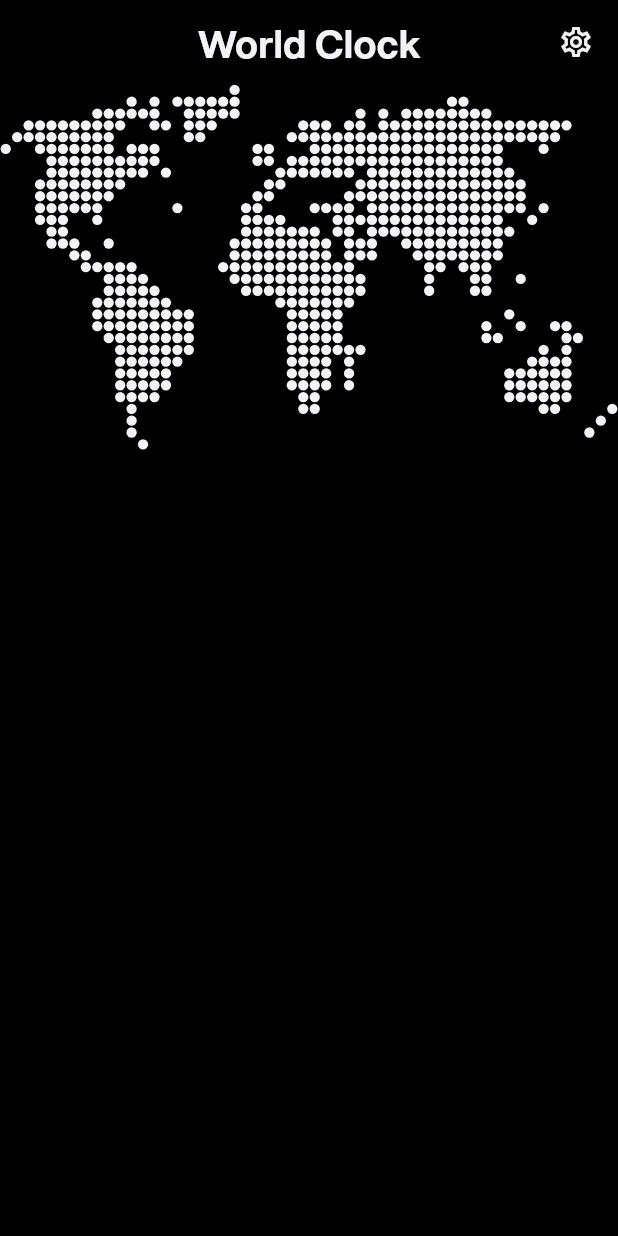
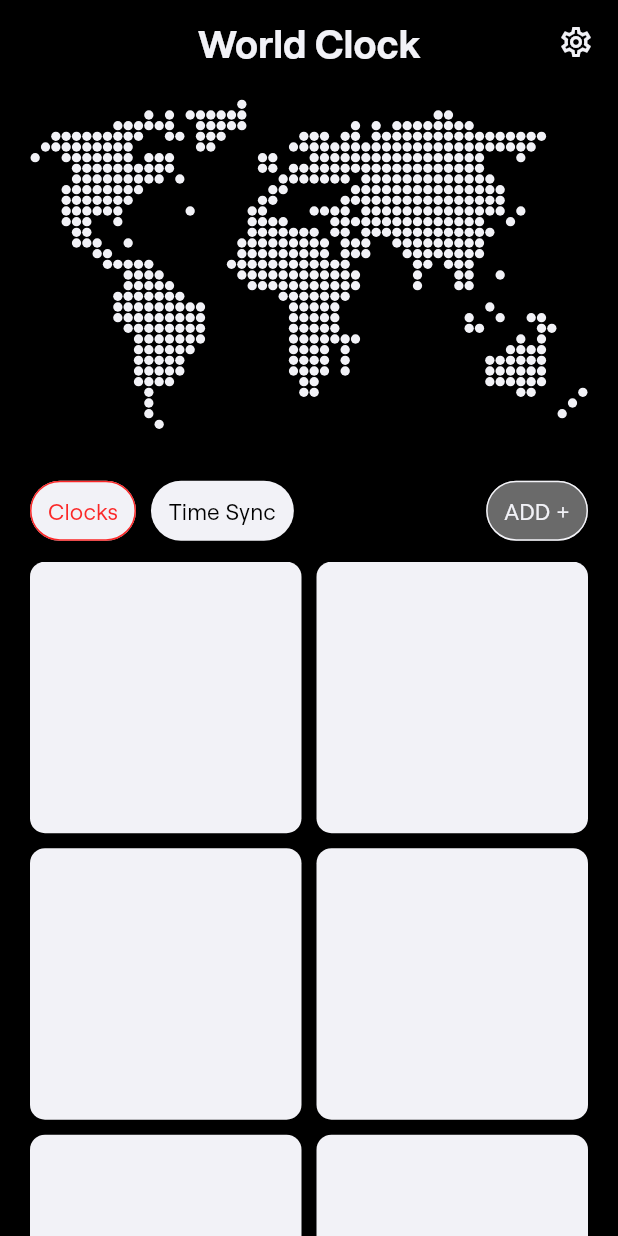
Before and after one commit to TanmayN22/TimeSync, a Flutter app: the screen it shows after launch, on a phone screen of 412 x 824 dp. Run offline on Flutter 3.47's test engine with Material 3 defaults, Android fonts, the phone set to English and light mode, and no system bars; project files that could hold a hidden picture were left out.

Commit message:
added cards/grids

```diff
--- a/lib/views/screens/world_clock/world_clock_screen.dart
+++ b/lib/views/screens/world_clock/world_clock_screen.dart
@@ -16,7 +16,7 @@ class WorldClockScreen extends StatelessWidget {
       appBar: AppBar(
         centerTitle: true,
         backgroundColor: Colors.transparent,
-        title: SmallText(
+        title: const SmallText(
           text: "World Clock",
           fontSize: 26,
           fontWeight: FontWeight.bold,
@@ -27,23 +27,87 @@ class WorldClockScreen extends StatelessWidget {
           SizedBox(width: 16),
         ],
       ),
-      body: Center(
+      body: Padding(
+        padding: const EdgeInsets.only(left: 20, right: 20, top: 10),
         child: Column(
           children: [
-            Flexible(
-              // we are using aspect ratio so that the map does not get stretched
-              // since the map matrix is 54 cols wide and 32 rows tall
-              // we use that as the ratio and lock it or-else are circle will look like ovals on some phones
-              child: AspectRatio(
+            // our world map
+            AspectRatio(
               aspectRatio: 54 / 32,
               child: CustomPaint(
-                  // our world map
                 painter: WorldMapPainter(
                   mapData: WorldMapData.map,
                   activeRow: activeRow,
                   activeCol: activeCol,
                 ),
               ),
+            ),
+            SizedBox(height: 30),
+            // Make this toggle button
+            Row(
+              children: [
+                // Clocks button
+                TextButton(
+                  style: TextButton.styleFrom(
+                    side: BorderSide(color: AppColors.redColor, width: 1),
+                    backgroundColor: AppColors.whiteColor,
+                  ),
+                  onPressed: () {},
+                  child: SmallText(
+                    text: "Clocks",
+                    fontSize: 15,
+                    color: AppColors.redColor,
+                  ),
+                ),
+                SizedBox(width: 10),
+                // Time Sync Button
+                TextButton(
+                  style: TextButton.styleFrom(
+                    // side: BorderSide(color: AppColors.redColor, width: 1),
+                    backgroundColor: AppColors.whiteColor,
+                  ),
+                  onPressed: () {},
+                  child: SmallText(
+                    text: "Time Sync",
+                    fontSize: 15,
+                    color: AppColors.backgroundColor,
+                  ),
+                ),
+                Spacer(),
+                // Add time button
+                TextButton(
+                  style: TextButton.styleFrom(
+                    side: BorderSide(color: AppColors.whiteColor, width: 1),
+                    backgroundColor: AppColors.greyColor,
+                  ),
+                  onPressed: () {},
+                  child: SmallText(
+                    text: "ADD +",
+                    fontSize: 15,
+                    color: AppColors.whiteColor,
+                  ),
+                ),
+              ],
+            ),
+            SizedBox(height: 10),
+            // CLock grid layout
+            Expanded(
+              child: GridView.builder(
+                itemCount: 12,
+                gridDelegate: SliverGridDelegateWithFixedCrossAxisCount(
+                  mainAxisSpacing: 10,
+                  crossAxisSpacing: 10,
+                  crossAxisCount: 2,
+                  childAspectRatio: 1,
+                ),
+                itemBuilder: (_, index) {
+                  return Container(
+                    decoration: BoxDecoration(
+                      color: AppColors.whiteColor,
+                      borderRadius: BorderRadius.circular(10),
+                    ),
+                  );
+                },
               ),
             ),
           ],
--- a/pubspec.yaml
+++ b/pubspec.yaml
@@ -76,7 +76,7 @@ flutter:
   fonts:
     - family: Roobert
       fonts:
-        - asset: assets/fonts/Roobert-Font/RoobertTRIAL-Regular-BF67243fd53df2.otf
+        - asset: assets/fonts/Roobert-Font/RoobertTRIAL-Regular-BF67243fd53fdf2.otf
         - asset: assets/fonts/Roobert-Font/RoobertTRIAL-Medium-BF67243fd53e059.otf
           weight: 500
         - asset: assets/fonts/Roobert-Font/RoobertTRIAL-SemiBold-BF67243fd54213d.otf
@@ -85,6 +85,7 @@ flutter:
           weight: 700
         - asset: assets/fonts/Roobert-Font/RoobertTRIAL-RegularItalic-BF67243fd5414aa.otf
           style: italic
+
     - family: RoobertMono
       fonts:
         - asset: assets/fonts/Roobert-Font/RoobertMonoTRIAL-Regular-BF67243fd29a433.otf
@@ -92,10 +93,12 @@ flutter:
           weight: 700
         - asset: assets/fonts/Roobert-Font/RoobertMonoTRIAL-RegularItalic-BF67243fd308a20.otf
           style: italic
+
     - family: RoobertSemiMono
       fonts:
         - asset: assets/fonts/Roobert-Font/RoobertSemiMonoTRIAL-Regular-BF67243fd53ad6a.otf
         - asset: assets/fonts/Roobert-Font/RoobertSemiMonoTRIAL-Bold-BF67243fd539cff.otf
           weight: 700
+
   # For details regarding fonts from package dependencies,
   # see https://flutter.dev/to/font-from-package
```
Lines whose indentation alone changed are shown as unchanged.
